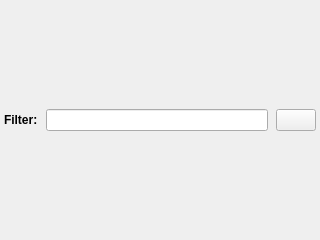
First picture: the form in src/plugins/organisation/CellMLModelRepositoryWindow/src/cellmlmodelrepositorywindowwindow.ui, repository opencor/opencor, before the edit.
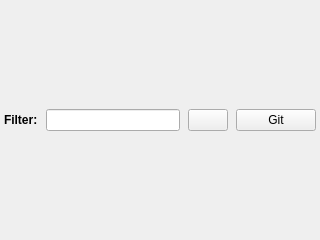
Second picture: the form after the edit. Icons and pictures are not drawn.

Commit message: PMR window: some work on allowing a workspace to be cloned (#593) [ci skip].

The edit to the form file:
```diff
--- a/src/plugins/organisation/CellMLModelRepositoryWindow/src/cellmlmodelrepositorywindowwindow.ui
+++ b/src/plugins/organisation/CellMLModelRepositoryWindow/src/cellmlmodelrepositorywindowwindow.ui
@@ -77,6 +77,13 @@
         </property>
        </widget>
       </item>
+      <item>
+       <widget class="QPushButton" name="gitButton">
+        <property name="text">
+         <string>Git</string>
+        </property>
+       </widget>
+      </item>
      </layout>
     </item>
    </layout>
```
Left out of the diff: 3 changed lines with no effect on the pictures. The commit also changes 4 other files.
